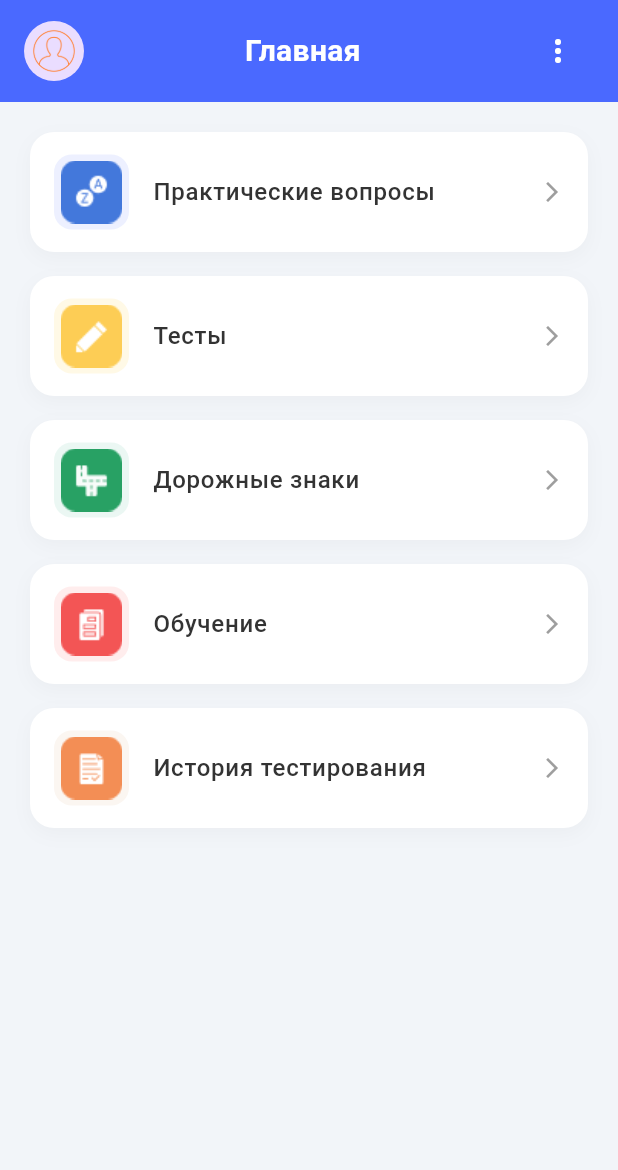
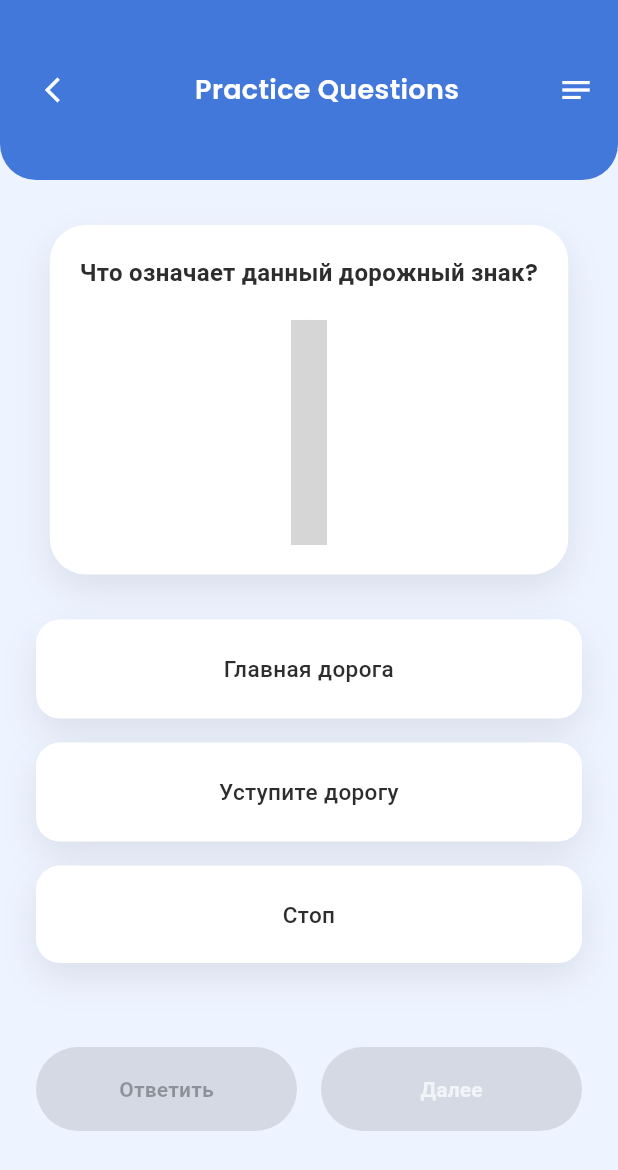
Before and after one commit to hitch-2/pdd_app, a Flutter app: the screen it shows after launch, after a tap on "Практические вопросы", on a phone screen of 412 x 824 dp. Shown: the top 1170 px of the screen. Run offline on Flutter 3.47's test engine with Material 3 defaults, Android fonts, the phone set to English and light mode, and no system bars; our stand-ins replace google_fonts, sqflite; accounts and stored records are empty; grey boxes are pictures that could not be loaded.

Commit message:
vw add tesing screen

```diff
--- a/lib/main.dart
+++ b/lib/main.dart
@@ -1,4 +1,5 @@
 import 'package:flutter/material.dart';
+import 'package:pdd_app_172/theme.dart';
 import 'services/db_helper.dart';
 import 'models/question_model.dart';
 import 'screens/splash_screen.dart';
@@ -19,9 +20,7 @@ class PDDApp extends StatelessWidget {
   @override
   Widget build(BuildContext context) {
     return MaterialApp(
-      title: 'ПДД Диплом',
-      theme: ThemeData(primarySwatch: Colors.blue),
-      // В lib/main.dart
+      theme: appTheme, // Подключаем созданную тему
       debugShowCheckedModeBanner: false,
       home: const SplashScreen(),
     );
--- a/lib/screens/home_screen.dart
+++ b/lib/screens/home_screen.dart
@@ -1,4 +1,5 @@
 import 'package:flutter/material.dart';
+import 'package:pdd_app_172/screens/practice_screen.dart';
 
 class HomeScreen extends StatelessWidget {
   const HomeScreen({super.key});
@@ -53,7 +54,12 @@ class HomeScreen extends StatelessWidget {
                   title: "Практические вопросы",
                   iconPath: "assets/icons/ic_practice.png",
                   color: primaryBlue,
-                  onTap: () {},
+                  onTap: () {
+                    Navigator.push(
+                      context,
+                      MaterialPageRoute(builder: (context) => const PracticeScreen()),
+                    );
+                  },
                 ),
                 _buildMenuCard(
                   title: "Тесты",
--- /dev/null
+++ b/lib/screens/practice_screen.dart
@@ -0,0 +1,338 @@
+import 'package:flutter/material.dart';
+import 'package:google_fonts/google_fonts.dart';
+import '../models/question_model.dart';
+import '../services/db_helper.dart';
+import '../theme.dart';
+
+class PracticeScreen extends StatefulWidget {
+  const PracticeScreen({super.key});
+
+  @override
+  State<PracticeScreen> createState() => _PracticeScreenState();
+}
+
+class _PracticeScreenState extends State<PracticeScreen> {
+  List<Question> questions = [];
+  int currentIndex = 0;
+  int? selectedIndex;
+  bool isAnswered = false;
+  bool showProgress = false;
+
+  // Та самая "дымка" (мягкая тень для объема)
+  List<BoxShadow> get _softShadow => [
+    BoxShadow(
+      color: Colors.black.withOpacity(0.08),
+      blurRadius: 20,
+      offset: const Offset(0, 10),
+    ),
+  ];
+
+  @override
+  void initState() {
+    super.initState();
+    _loadSession();
+  }
+
+  void _loadSession() async {
+    final data = await DBHelper.instance.getTestSession(40);
+    setState(() => questions = data);
+  }
+
+  void _checkAnswer() async {
+    if (selectedIndex == null || isAnswered) return;
+    bool isCorrect = selectedIndex == questions[currentIndex].correctOption;
+    await DBHelper.instance.updateQuestionWeight(questions[currentIndex].id!, isCorrect);
+    setState(() => isAnswered = true);
+  }
+
+  void _nextQuestion() {
+    if (currentIndex < questions.length - 1) {
+      setState(() {
+        currentIndex++;
+        selectedIndex = null;
+        isAnswered = false;
+      });
+    }
+  }
+
+  @override
+  Widget build(BuildContext context) {
+    if (questions.isEmpty) return const Scaffold(body: Center(child: CircularProgressIndicator()));
+
+    final currentQuestion = questions[currentIndex];
+
+    return Scaffold(
+      backgroundColor: AppColors.background,
+      body: Stack(
+        children: [
+          Column(
+            children: [
+              _buildHeader(),
+              Expanded(
+                child: SingleChildScrollView(
+                  padding: const EdgeInsets.symmetric(horizontal: 24, vertical: 30),
+                  child: Column(
+                    children: [
+                      _buildQuestionCard(currentQuestion),
+                      const SizedBox(height: 30),
+                      ...List.generate(currentQuestion.options.length, (index) {
+                        return _buildOptionCard(index, currentQuestion);
+                      }),
+                      const SizedBox(height: 40),
+                      _buildControlButtons(),
+                    ],
+                  ),
+                ),
+              ),
+            ],
+          ),
+
+          // Затемнение фона
+          if (showProgress)
+            GestureDetector(
+              onTap: () => setState(() => showProgress = false),
+              child: AnimatedContainer(
+                duration: const Duration(milliseconds: 300),
+                color: Colors.black.withOpacity(0.2),
+              ),
+            ),
+
+          // Анимированная панель прогресса (теперь опускается ниже — top: 140)
+          AnimatedPositioned(
+            duration: const Duration(milliseconds: 500),
+            curve: Curves.easeOutBack, // Более приятная анимация "с отскоком"
+            top: showProgress ? 140 : -300,
+            left: 0,
+            right: 0,
+            child: _buildProgressPanel(),
+          ),
+        ],
+      ),
+    );
+  }
+
+  Widget _buildHeader() {
+    return Container(
+      height: 120,
+      decoration: const BoxDecoration(
+        color: AppColors.primaryBlue,
+        borderRadius: BorderRadius.vertical(bottom: Radius.circular(24)),
+      ),
+      child: SafeArea(
+        bottom: false,
+        child: Padding(
+          padding: const EdgeInsets.symmetric(horizontal: 16),
+          child: Row(
+            mainAxisAlignment: MainAxisAlignment.spaceBetween,
+            children: [
+              IconButton(
+                icon: const Icon(Icons.arrow_back_ios, color: Colors.white, size: 20),
+                onPressed: () => Navigator.pop(context),
+              ),
+              GestureDetector(
+                onTap: () => setState(() => showProgress = !showProgress),
+                child: Text(
+                  "Practice Questions",
+                  style: GoogleFonts.poppins(
+                    color: Colors.white,
+                    fontSize: 18,
+                    fontWeight: FontWeight.w600,
+                  ),
+                ),
+              ),
+              const Icon(Icons.notes, color: Colors.white),
+            ],
+          ),
+        ),
+      ),
+    );
+  }
+
+  Widget _buildQuestionCard(Question question) {
+    return Container(
+      padding: const EdgeInsets.all(20),
+      decoration: BoxDecoration(
+        color: Colors.white,
+        borderRadius: BorderRadius.circular(24),
+        boxShadow: _softShadow, // Добавили дымку
+      ),
+      child: Column(
+        children: [
+          Text(
+            question.text,
+            textAlign: TextAlign.center,
+            style: GoogleFonts.poppins(
+              fontSize: 16,
+              fontWeight: FontWeight.w600,
+              color: AppColors.textMain,
+            ),
+          ),
+          if (question.image != null) ...[
+            const SizedBox(height: 20),
+            ClipRRect(
+              borderRadius: BorderRadius.circular(16),
+              child: Image.asset(
+                'assets/images/${question.image}',
+                errorBuilder: (c, e, s) => Container(
+                  height: 150,
+                  color: AppColors.background,
+                  child: const Icon(Icons.image_not_supported, color: Colors.grey),
+                ),
+              ),
+            ),
+          ],
+        ],
+      ),
+    );
+  }
+
+  Widget _buildOptionCard(int index, Question question) {
+    bool isSelected = selectedIndex == index;
+    Color cardColor = Colors.white;
+    Color textColor = AppColors.textMain;
+
+    if (isAnswered) {
+      if (index == question.correctOption) {
+        cardColor = const Color(0xFF52B788);
+        textColor = Colors.white;
+      } else if (isSelected) {
+        cardColor = const Color(0xFFEF5350);
+        textColor = Colors.white;
+      }
+    } else if (isSelected) {
+      cardColor = AppColors.primaryBlue.withOpacity(0.1);
+    }
+
+    return GestureDetector(
+      onTap: () { if (!isAnswered) setState(() => selectedIndex = index); },
+      child: Container(
+        margin: const EdgeInsets.only(bottom: 16),
+        padding: const EdgeInsets.all(20),
+        width: double.infinity,
+        decoration: BoxDecoration(
+          color: cardColor,
+          borderRadius: BorderRadius.circular(16),
+          boxShadow: isAnswered ? [] : _softShadow, // Дымка только у неактивных
+          border: Border.all(
+            color: (isSelected && !isAnswered) ? AppColors.primaryBlue : Colors.transparent,
+            width: 2,
+          ),
+        ),
+        child: Text(
+          question.options[index],
+          textAlign: TextAlign.center,
+          style: GoogleFonts.poppins(
+            fontSize: 15,
+            fontWeight: FontWeight.w500,
+            color: textColor,
+          ),
+        ),
+      ),
+    );
+  }
+
+  Widget _buildControlButtons() {
+    return Row(
+      children: [
+        // Кнопка "Ответить" — Белая с синим текстом и дымкой
+        Expanded(
+          child: Container(
+            decoration: BoxDecoration(
+              borderRadius: BorderRadius.circular(100),
+              boxShadow: (isAnswered || selectedIndex == null) ? [] : _softShadow,
+            ),
+            child: ElevatedButton(
+              onPressed: (isAnswered || selectedIndex == null) ? null : _checkAnswer,
+              style: ElevatedButton.styleFrom(
+                backgroundColor: Colors.white,
+                foregroundColor: AppColors.primaryBlue,
+                elevation: 0, // Тень мы сделали через Container выше
+                padding: const EdgeInsets.symmetric(vertical: 18),
+                shape: RoundedRectangleBorder(
+                  borderRadius: BorderRadius.circular(100),
+                  side: BorderSide(
+                      color: (selectedIndex != null && !isAnswered)
+                          ? AppColors.primaryBlue
+                          : Colors.transparent
+                  ),
+                ),
+              ),
+              child: Text("Ответить", style: GoogleFonts.poppins(fontWeight: FontWeight.w600)),
+            ),
+          ),
+        ),
+        const SizedBox(width: 16),
+        // Кнопка "Далее" — Синяя, тусклая пока не ответили
+        Expanded(
+          child: ElevatedButton(
+            onPressed: isAnswered ? _nextQuestion : null,
+            style: ElevatedButton.styleFrom(
+              backgroundColor: isAnswered
+                  ? AppColors.primaryBlue
+                  : AppColors.primaryBlue.withOpacity(0.4), // Тусклый цвет
+              elevation: isAnswered ? 4 : 0,
+              padding: const EdgeInsets.symmetric(vertical: 18),
+              shape: RoundedRectangleBorder(borderRadius: BorderRadius.circular(100)),
+            ),
+            child: Text(
+                "Далее",
+                style: GoogleFonts.poppins(
+                    color: Colors.white.withOpacity(isAnswered ? 1.0 : 0.7),
+                    fontWeight: FontWeight.w600
+                )
+            ),
+          ),
+        ),
+      ],
+    );
+  }
+
+  Widget _buildProgressPanel() {
+    double progress = questions.isEmpty ? 0 : (currentIndex + 1) / questions.length;
+    return Container(
+      margin: const EdgeInsets.symmetric(horizontal: 20),
+      padding: const EdgeInsets.all(24),
+      decoration: BoxDecoration(
+        color: Colors.white,
+        borderRadius: BorderRadius.circular(24),
+        boxShadow: [
+          BoxShadow(
+              color: Colors.black.withOpacity(0.15),
+              blurRadius: 40,
+              offset: const Offset(0, 20)
+          )
+        ],
+      ),
+      child: Column(
+        mainAxisSize: MainAxisSize.min,
+        children: [
+          Row(
+            mainAxisAlignment: MainAxisAlignment.spaceBetween,
+            children: [
+              Text("Ваш прогресс", style: GoogleFonts.poppins(fontWeight: FontWeight.w700, fontSize: 18)),
+              IconButton(
+                icon: const Icon(Icons.close, size: 22),
+                onPressed: () => setState(() => showProgress = false),
+              )
+            ],
+          ),
+          const SizedBox(height: 20),
+          ClipRRect(
+            borderRadius: BorderRadius.circular(10),
+            child: LinearProgressIndicator(
+              value: progress,
+              minHeight: 12,
+              backgroundColor: AppColors.background,
+              valueColor: const AlwaysStoppedAnimation(AppColors.primaryBlue),
+            ),
+          ),
+          const SizedBox(height: 12),
+          Text(
+              "Вопрос ${currentIndex + 1} из ${questions.length}",
+              style: GoogleFonts.poppins(color: Colors.grey, fontWeight: FontWeight.w600)
+          ),
+        ],
+      ),
+    );
+  }
+}
--- a/lib/services/db_helper.dart
+++ b/lib/services/db_helper.dart
@@ -25,6 +25,18 @@ class DBHelper {
       version: 1,
       onCreate: _createDB,
     );
+  }
+
+  // Получаем пачку из 40 умных вопросов для теста
+  Future<List<Question>> getTestSession(int limit) async {
+    final db = await instance.database;
+    final result = await db.rawQuery('''
+    SELECT * FROM questions
+    ORDER BY (weight * (RANDOM() % 100)) DESC
+    LIMIT ?
+  ''', [limit]);
+
+    return result.map((json) => Question.fromMap(json)).toList();
   }
 
   Future _createDB(Database db, int version) async {
--- a/lib/theme.dart
+++ b/lib/theme.dart
@@ -1,31 +1,16 @@
 import 'package:flutter/material.dart';
+import 'package:google_fonts/google_fonts.dart';
 
 class AppColors {
-  static const Color background = Color(0xFFF5F5F5); // Цвет фона экрана
-  static const Color primary = Color(0xFF2D5BD0);    // Основной синий (пример)
-  static const Color accent = Color(0xFFFFD600);     // Акцентный, например для кнопок
+  static const Color primaryBlue = Color(0xFF4378DB);
+  static const Color background = Color(0xFFEDF3FF);
   static const Color white = Colors.white;
-  static const Color textMain = Color(0xFF1A1A1B);
+  static const Color textMain = Color(0xFF2D2D2D);
 }
 
-class AppStyles {
-  // Стиль для карточки вопроса
-  static BoxDecoration cardDecoration = BoxDecoration(
-    color: AppColors.white,
-    borderRadius: BorderRadius.circular(16),
-    boxShadow: [
-      BoxShadow(
-        color: Colors.black.withOpacity(0.05),
-        blurRadius: 10,
-        offset: const Offset(0, 4),
-      ),
-    ],
-  );
-
-  // Текстовый стиль заголовка
-  static const TextStyle questionText = TextStyle(
-    fontSize: 18,
-    fontWeight: FontWeight.w600,
-    color: AppColors.textMain,
-  );
-}
+// Глобальная тема для MaterialApp
+ThemeData appTheme = ThemeData(
+  textTheme: GoogleFonts.poppinsTextTheme(),
+  scaffoldBackgroundColor: AppColors.background,
+  primaryColor: AppColors.primaryBlue,
+);
--- a/pubspec.yaml
+++ b/pubspec.yaml
@@ -10,11 +10,12 @@ environment:
 dependencies:
   flutter:
     sdk: flutter
-  # Эти пакеты должны быть на одном уровне с flutter внутри dependencies
+  google_fonts: ^6.2.1
   sqflite: ^2.3.0
   path: ^1.9.0
   path_provider: ^2.1.2
   cupertino_icons: ^1.0.6
+
 
 dev_dependencies:
   flutter_test:
```
Also changed, not shown: assets/icons/ic_back.png (added), assets/icons/ic_close.png (added), assets/icons/ic_filter.png (added), pubspec.lock.
